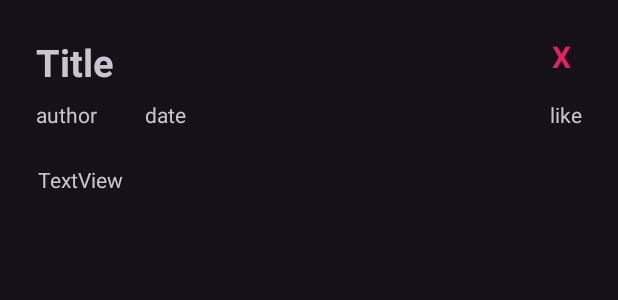
After one commit to hessamasna/MobilePrograming-CipHealth, an Android app: the layout food_recipe_popup.xml on its own in the app's theme, with its tools: preview values and no code run, on a phone screen of 412 x 824 dp. The commit adds this screen. Shown: the top 300 px of the screen. Run offline under Robolectric (Android 15) with nearby library versions, the phone set to English and light mode, and no system bars.

Commit message:
[ADD] FoodRecipeSocial

```diff
--- a/app/src/main/java/com/cip/ciphealth/FoodRecipeSocial.java
+++ b/app/src/main/java/com/cip/ciphealth/FoodRecipeSocial.java
@@ -9,6 +9,7 @@ import android.os.Bundle;
 import com.cip.ciphealth.adapter.FoodRecipeSocialAdapter;
 import com.cip.ciphealth.adapter.HealthTipsAdapter;
 import com.cip.ciphealth.db.AppDatabase;
+import com.cip.ciphealth.model.FoodRecipe;
 
 public class FoodRecipeSocial extends AppCompatActivity {
 
@@ -18,7 +19,8 @@ public class FoodRecipeSocial extends AppCompatActivity {
         setContentView(R.layout.activity_food_recipe_social);
 
         AppDatabase db = AppDatabase.getDbInstance(this.getApplicationContext());
-
+        FoodRecipe foodRecipe = new FoodRecipe("Food Recipe","Meet & pizzaMeet & pizzaMeet & pizzaMeet & pizzaMeet & pizza","2022","admin");
+        db.foodRecipeDao().insertFoodRecipe(foodRecipe);
         RecyclerView recyclerView = findViewById(R.id.food_recipe_social_recyclerView);
         recyclerView.setLayoutManager(new LinearLayoutManager(this, LinearLayoutManager.VERTICAL, false));
 
--- a/app/src/main/java/com/cip/ciphealth/MainActivity.java
+++ b/app/src/main/java/com/cip/ciphealth/MainActivity.java
@@ -29,7 +29,7 @@ public class MainActivity extends AppCompatActivity {
                 try {
                     sleep(3*1000);
 
-                    Intent i=new Intent(getBaseContext(),MainPage.class);
+                    Intent i=new Intent(getBaseContext(),FoodRecipeSocial.class);
                     startActivity(i);
 
                     finish();
--- /dev/null
+++ b/app/src/main/res/layout/food_recipe_popup.xml
@@ -0,0 +1,75 @@
+<?xml version="1.0" encoding="utf-8"?>
+<androidx.constraintlayout.widget.ConstraintLayout xmlns:android="http://schemas.android.com/apk/res/android"
+    xmlns:app="http://schemas.android.com/apk/res-auto"
+    xmlns:tools="http://schemas.android.com/tools"
+    android:layout_width="match_parent"
+    android:layout_height="wrap_content">
+
+    <TextView
+        android:id="@+id/food_recipe_popup_title"
+        android:layout_width="wrap_content"
+        android:layout_height="wrap_content"
+        android:layout_marginStart="24dp"
+        android:layout_marginTop="24dp"
+        android:text="Title"
+        android:textSize="25dp"
+        android:textStyle="bold"
+        app:layout_constraintStart_toStartOf="parent"
+        app:layout_constraintTop_toTopOf="parent" />
+
+    <TextView
+        android:id="@+id/food_recipe_popup_message"
+        android:layout_width="361dp"
+        android:layout_height="264dp"
+        android:layout_marginStart="24dp"
+        android:layout_marginTop="24dp"
+        android:layout_marginEnd="24dp"
+        android:layout_marginBottom="32dp"
+        android:text="TextView"
+        app:layout_constraintBottom_toBottomOf="parent"
+        app:layout_constraintEnd_toEndOf="parent"
+        app:layout_constraintStart_toStartOf="parent"
+        app:layout_constraintTop_toBottomOf="@+id/food_recipe_popup_author" />
+
+    <TextView
+        android:id="@+id/food_recipe_popup_author"
+        android:layout_width="wrap_content"
+        android:layout_height="wrap_content"
+        android:layout_marginTop="8dp"
+        android:text="author"
+        app:layout_constraintStart_toStartOf="@+id/food_recipe_popup_title"
+        app:layout_constraintTop_toBottomOf="@+id/food_recipe_popup_title" />
+
+    <TextView
+        android:id="@+id/food_recipe_popup_date"
+        android:layout_width="wrap_content"
+        android:layout_height="wrap_content"
+        android:layout_marginStart="32dp"
+        android:layout_marginTop="8dp"
+        android:text="date"
+        app:layout_constraintStart_toEndOf="@+id/food_recipe_popup_author"
+        app:layout_constraintTop_toBottomOf="@+id/food_recipe_popup_title" />
+
+    <TextView
+        android:id="@+id/food_recipe_popup_like"
+        android:layout_width="wrap_content"
+        android:layout_height="wrap_content"
+        android:text="like"
+        app:layout_constraintEnd_toEndOf="@+id/food_recipe_popup_close_btn"
+        app:layout_constraintTop_toTopOf="@+id/food_recipe_popup_date" />
+
+    <TextView
+        android:id="@+id/food_recipe_popup_close_btn"
+        android:layout_width="28dp"
+        android:layout_height="23dp"
+        android:layout_marginTop="24dp"
+        android:layout_marginEnd="24dp"
+        android:clickable="true"
+        android:text="X"
+        android:textAlignment="center"
+        android:textColor="#E91E63"
+        android:textSize="20sp"
+        android:textStyle="bold"
+        app:layout_constraintEnd_toEndOf="parent"
+        app:layout_constraintTop_toTopOf="parent" />
+</androidx.constraintlayout.widget.ConstraintLayout>
```
Also changed, not shown: app/src/main/java/com/cip/ciphealth/adapter/FoodRecipeSocialAdapter.java (+43 -29 lines).
